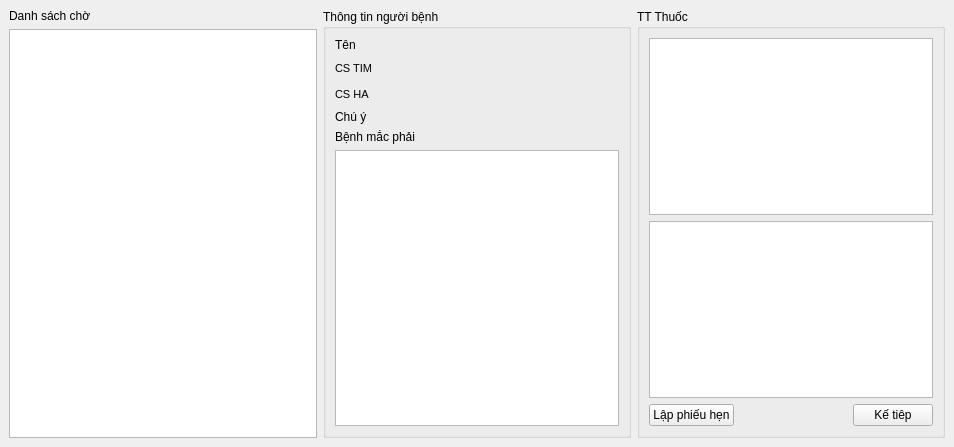
Old version of the form tiemngua.ui in the repository xdien/tcmr.
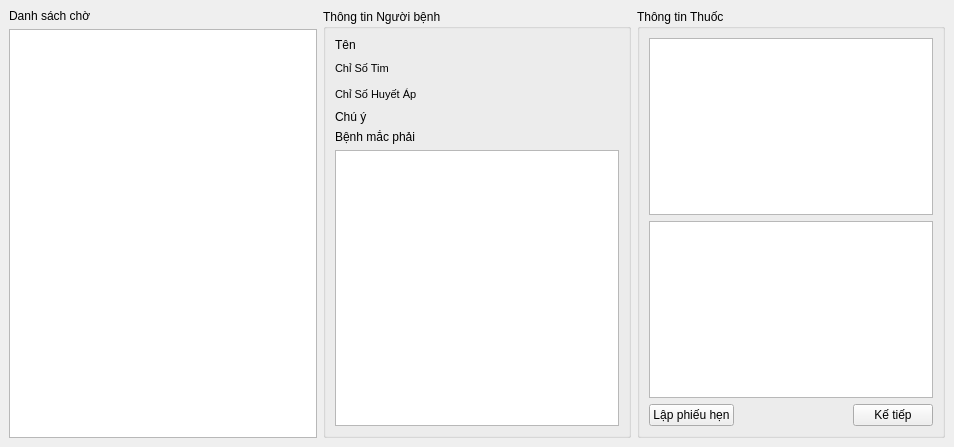
New version of the form.

```diff
--- a/tiemngua.ui
+++ b/tiemngua.ui
@@ -32,7 +32,7 @@
     <item>
      <widget class="QGroupBox" name="groupBox_2">
       <property name="title">
-       <string>Thông tin người bệnh</string>
+       <string>Thông tin Người bệnh</string>
       </property>
       <layout class="QVBoxLayout" name="verticalLayout_5">
        <item>
@@ -61,7 +61,7 @@
               </font>
              </property>
              <property name="text">
-              <string>CS TIM</string>
+              <string>Chỉ Số Tim</string>
              </property>
             </widget>
            </item>
@@ -85,7 +85,7 @@
               </font>
              </property>
              <property name="text">
-              <string>CS HA</string>
+              <string>Chỉ Số Huyết Áp</string>
              </property>
             </widget>
            </item>
@@ -135,7 +135,7 @@
     <item>
      <widget class="QGroupBox" name="groupBox">
       <property name="title">
-       <string>TT Thuốc</string>
+       <string>Thông tin Thuốc</string>
       </property>
       <layout class="QVBoxLayout" name="verticalLayout_4">
        <item>
@@ -173,7 +173,7 @@
          <item>
           <widget class="QPushButton" name="pushButton_2">
            <property name="text">
-            <string>Kế tiêp</string>
+            <string>Kế tiếp</string>
            </property>
           </widget>
          </item>
```
